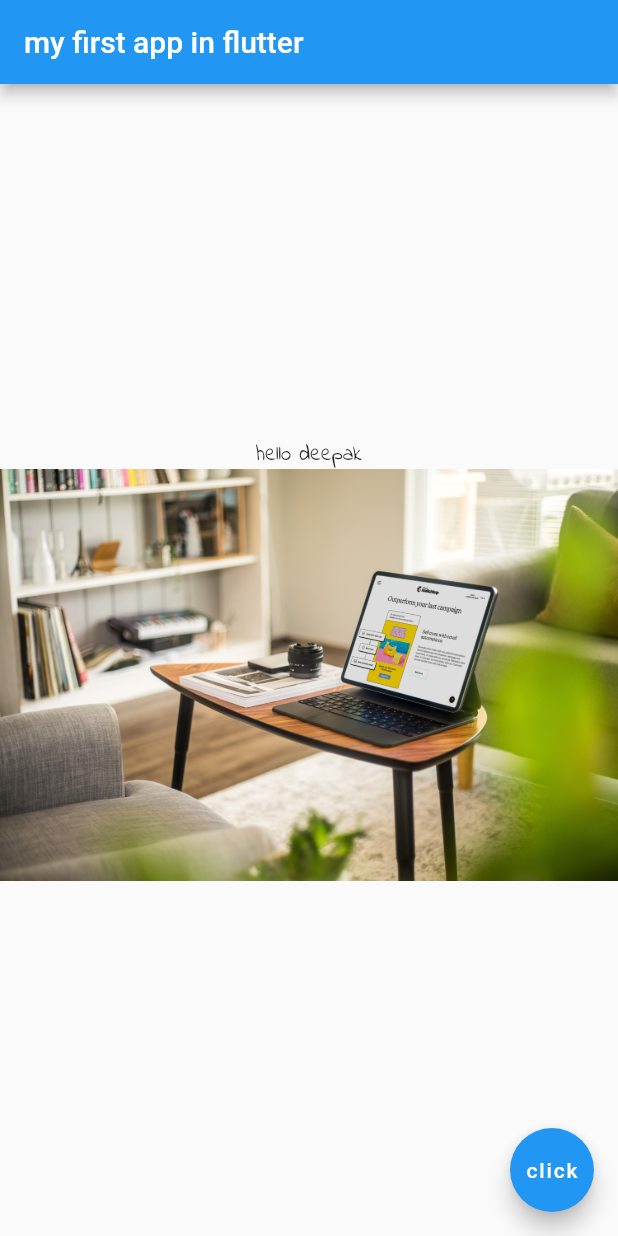
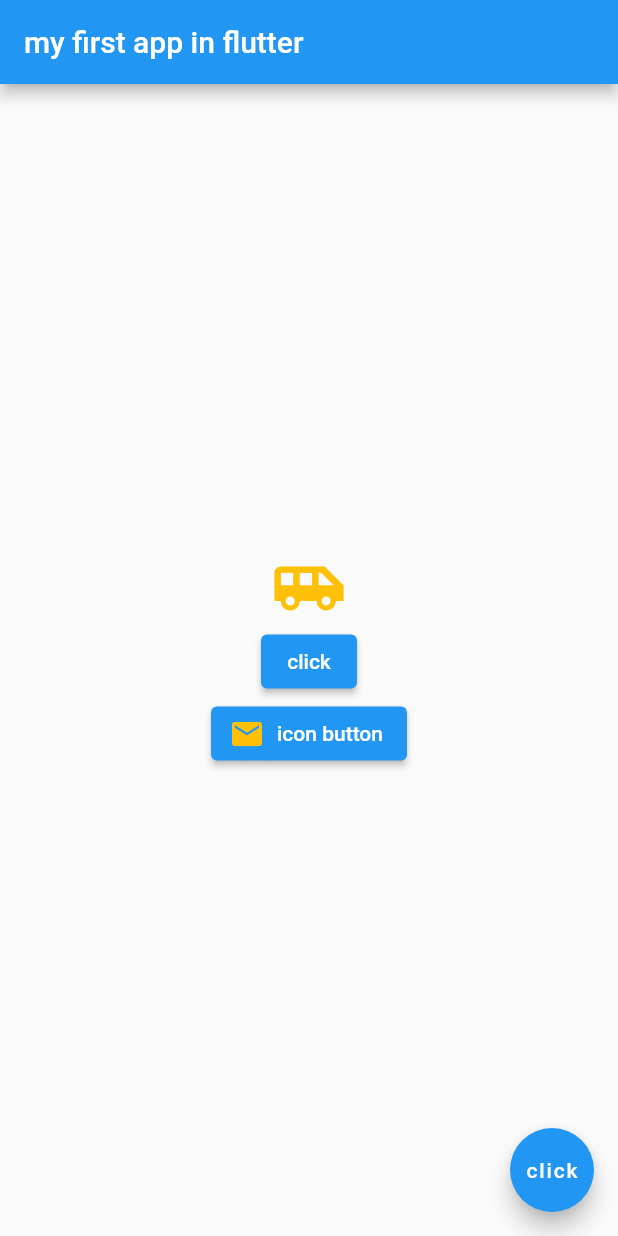
Before and after one commit to 01Deepak/flutter_tut, a Flutter app: the screen it shows after launch, on a phone screen of 412 x 824 dp. Run offline on Flutter 3.47's test engine with Material 2 defaults, Android fonts, the phone set to English and light mode, and no system bars.

Commit message:
buttons and icons

```diff
--- a/lib/main.dart
+++ b/lib/main.dart
@@ -18,21 +18,29 @@ class Home extends StatelessWidget {
         ),
       ),
       body: Center(
-        child: SingleChildScrollView(
-          child: Column(
-            mainAxisAlignment: MainAxisAlignment.center,
-            children: [
-              Text(
-                'hello deepak',
-                style: TextStyle(fontFamily: 'IndieFlower'),
-              ),
-              // Image(
-              //     image: NetworkImage(
-              //         'https://images.unsplash.com/photo-1675334159066-ca737fe1b726?ixlib=rb-4.0.3&ixid=MnwxMjA3fDB8MHxwaG90by1wYWdlfHx8fGVufDB8fHx8&auto=format&fit=crop&w=1474&q=80'))
-              // Image(image: AssetImage('assets/images/image-1.jpg'))
-              Image.asset('assets/images/image-4.jpg')
-            ],
-          ),
+        child: Column(
+          mainAxisAlignment: MainAxisAlignment.center,
+          children: [
+            Icon(
+              Icons.airport_shuttle,
+              color: Colors.amber,
+              size: 50.0,
+            ),
+            ElevatedButton(
+                onPressed: () {
+                  print("clicked on elevated button");
+                },
+                child: Text('click')),
+            ElevatedButton.icon(
+                onPressed: () {
+                  print("clicked on elevated button");
+                },
+                icon: Icon(
+                  Icons.email,
+                  color: Colors.amber,
+                ),
+                label: Text('icon button'))
+          ],
         ),
       ),
       floatingActionButton: FloatingActionButton(
```
